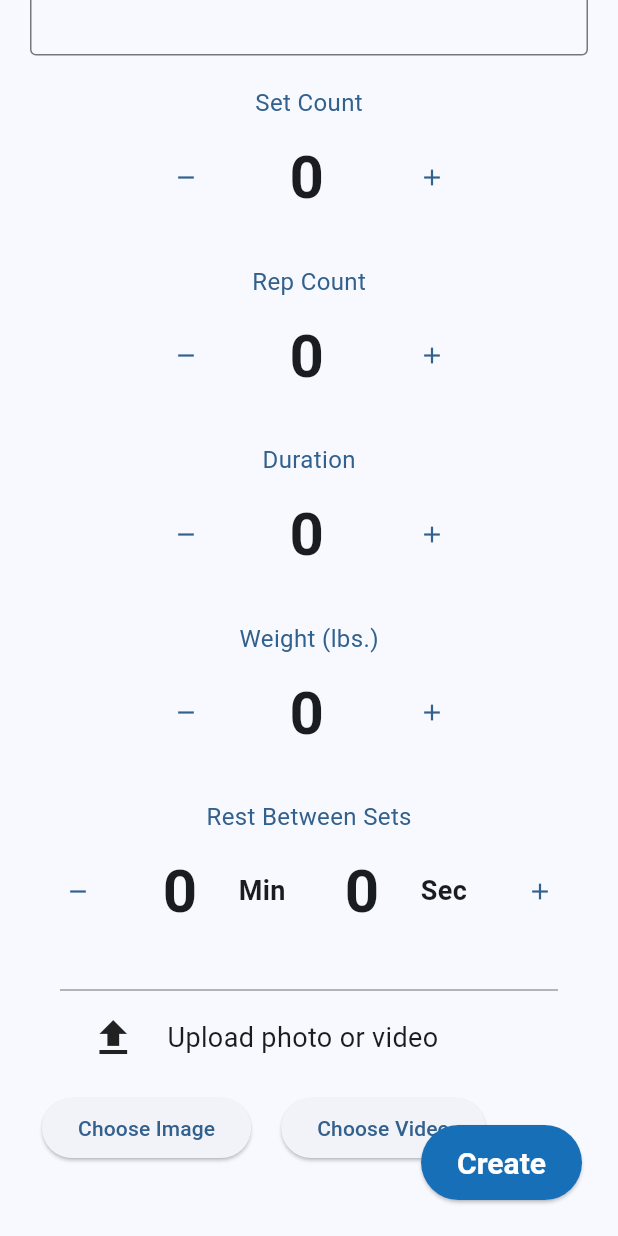
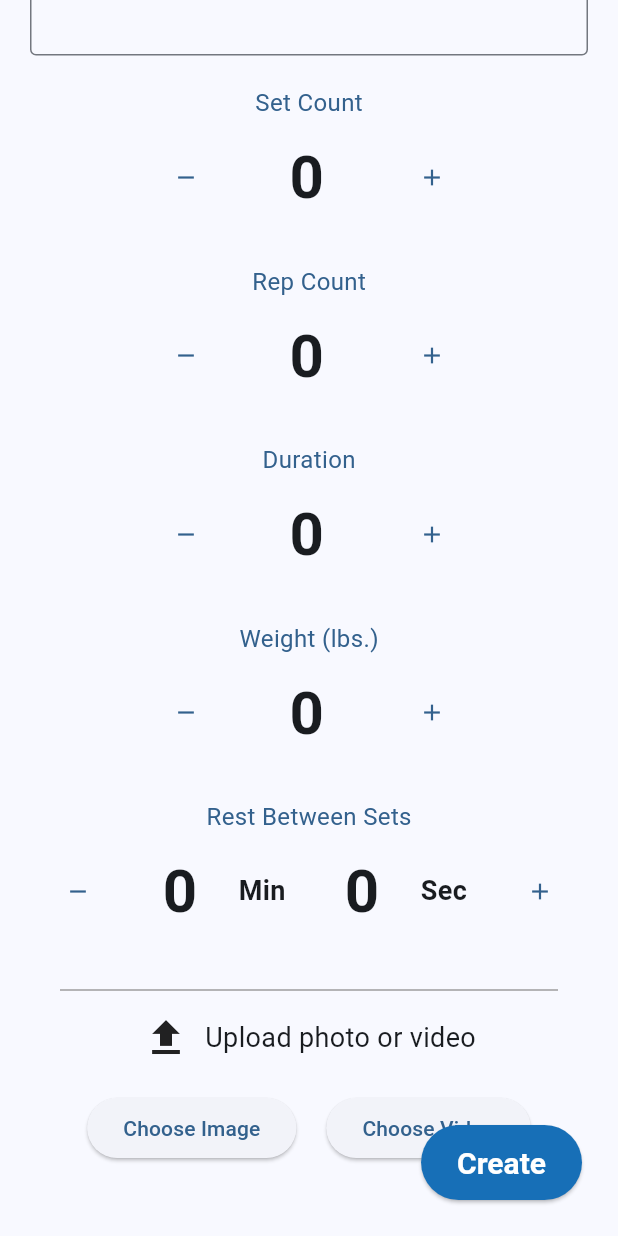
Before and after one commit to ColeWhaley1/Outwork, a Flutter app: the NewExerciseForm screen opened directly, scrolled down 211 dp, on a phone screen of 412 x 824 dp. Run offline on Flutter 3.47's test engine with Material 3 defaults, Android fonts, the phone set to English and light mode, and no system bars; our stand-ins replace carousel_slider, firebase_core, image_picker; accounts and stored records are empty; generated files the repository leaves out were written again.

Commit message:
center upload buttons

```diff
--- a/lib/pages/workouts/new_exercise.dart
+++ b/lib/pages/workouts/new_exercise.dart
@@ -73,15 +73,19 @@ class _NewExerciseFormState extends State<NewExerciseForm> {
                       const FormTimeInput(label: 'Rest Between Sets'),
                       const SizedBox(height: 20),
                       const Divider(
-                        color: Colors.grey,
-                        thickness: 1,
-                        indent: 20,
-                        endIndent: 20
-                      ),
+                          color: Colors.grey,
+                          thickness: 1,
+                          indent: 20,
+                          endIndent: 20),
                       const Row(
-                        mainAxisAlignment: MainAxisAlignment.start,
+                        mainAxisAlignment: MainAxisAlignment.center,
                         children: [
-                          ImageOrVideoPicker(),
+                          Row(
+                            mainAxisAlignment: MainAxisAlignment.center,
+                            children: [
+                              ImageOrVideoPicker(),
+                            ],
+                          )
                         ],
                       )
                     ],
--- a/lib/widgets/image_or_video_picker.dart
+++ b/lib/widgets/image_or_video_picker.dart
@@ -1,7 +1,6 @@
 import 'dart:io';
 
 import 'package:flutter/material.dart';
-import 'package:flutter/widgets.dart';
 import 'package:image_picker/image_picker.dart';
 
 class ImageOrVideoPicker extends StatefulWidget {
@@ -37,6 +36,7 @@ class _ImageOrVideoPickerState extends State<ImageOrVideoPicker> {
     return Padding(
       padding: const EdgeInsets.all(8),
       child: Column(
+        mainAxisAlignment: MainAxisAlignment.center,
         children: [
           const Row(
             children: [
@@ -44,7 +44,7 @@ class _ImageOrVideoPickerState extends State<ImageOrVideoPicker> {
                 Icons.upload,
                 size: 32,
               ),
-              SizedBox(width: 20),
+              SizedBox(width: 10),
               Text(
                 style: TextStyle(
                   fontSize: 18,
@@ -55,6 +55,7 @@ class _ImageOrVideoPickerState extends State<ImageOrVideoPicker> {
           ),
           const SizedBox(height: 20),
           Row(
+            mainAxisAlignment: MainAxisAlignment.center,
             children: [
               ElevatedButton(
                   onPressed: _pickImage, child: const Text("Choose Image")),
@@ -65,6 +66,9 @@ class _ImageOrVideoPickerState extends State<ImageOrVideoPicker> {
           ),
           const SizedBox(height: 20),
           if (_image != null) ...[
+            Row(
+              mainAxisAlignment: MainAxisAlignment.center,
+              children: [
                 Column(
                   children: [
                     Container(
@@ -79,8 +83,8 @@ class _ImageOrVideoPickerState extends State<ImageOrVideoPicker> {
                         ),
                       ),
                     ),
-                const SizedBox(height: 20),
-                Text('Selected Image: ${_image!.name}'),
+                  ],
+                ),
               ],
             ),
           ],
```
Lines whose indentation alone changed are shown as unchanged.
